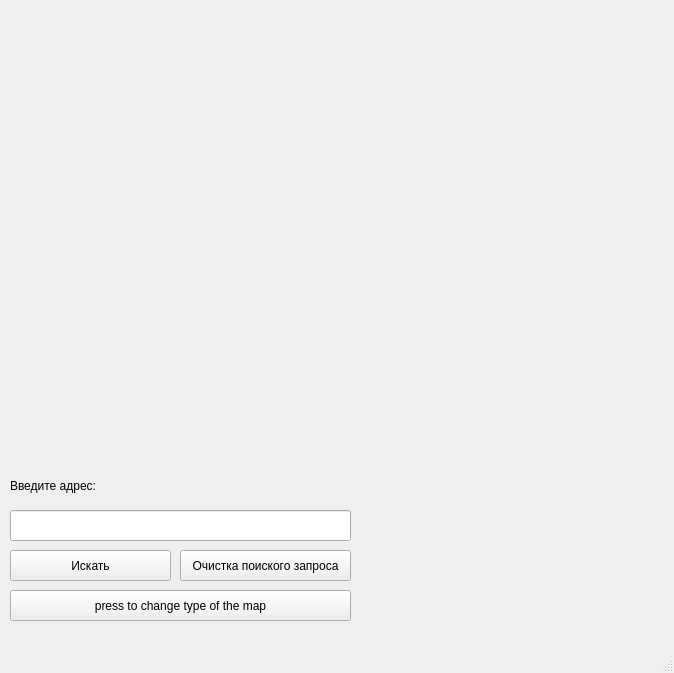
123name123/super_mega_cool_project, file api/main.ui: the form before one commit.
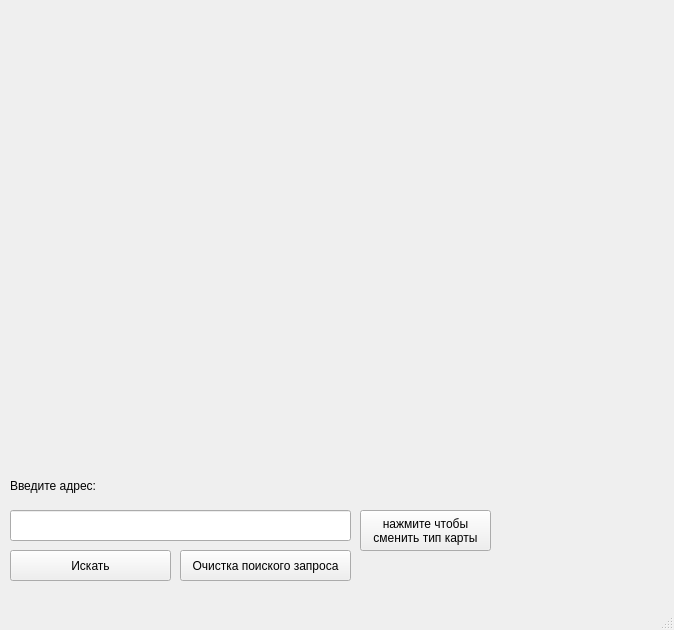
The form after the commit.

The edit to the form file:
```diff
--- a/api/main.ui
+++ b/api/main.ui
@@ -7,7 +7,7 @@
     <x>0</x>
     <y>0</y>
     <width>674</width>
-    <height>673</height>
+    <height>630</height>
    </rect>
   </property>
   <property name="windowTitle">
@@ -66,14 +66,15 @@
    <widget class="QPushButton" name="chng_map">
     <property name="geometry">
      <rect>
-      <x>10</x>
-      <y>590</y>
-      <width>341</width>
-      <height>31</height>
+      <x>360</x>
+      <y>510</y>
+      <width>131</width>
+      <height>41</height>
      </rect>
     </property>
     <property name="text">
-     <string>press to change type of the map</string>
+     <string>нажмите чтобы 
+сменить тип карты</string>
     </property>
    </widget>
    <widget class="QPushButton" name="pushButton">
```
Left out of the diff: 4 changed lines with no effect on the pictures.
